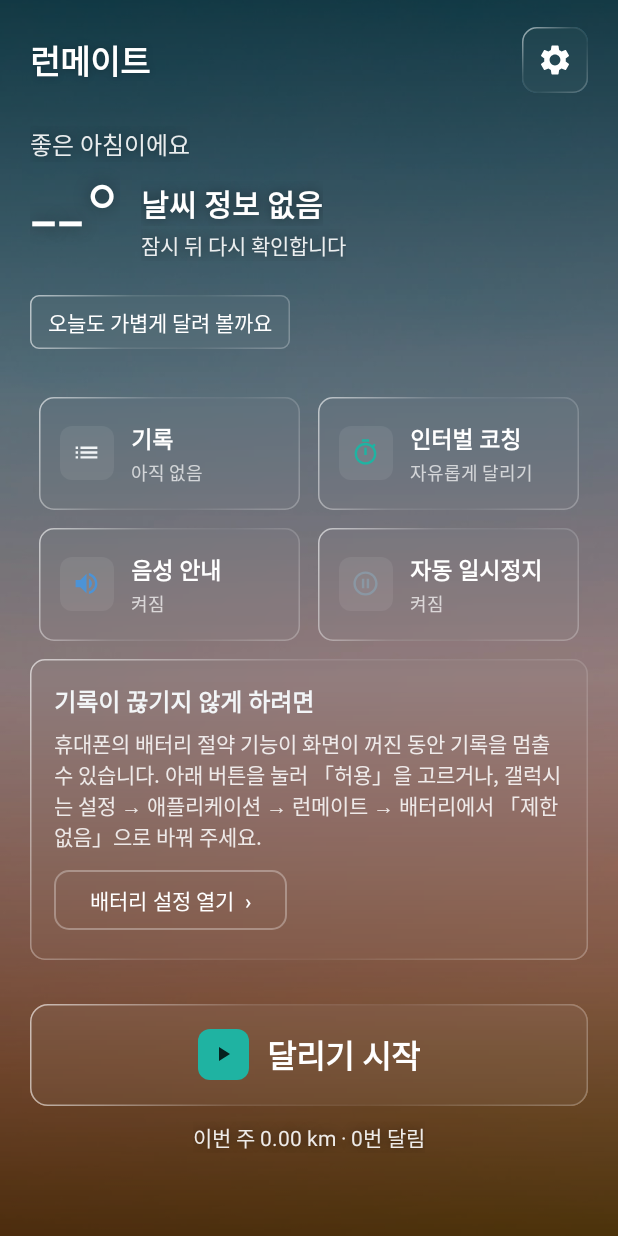
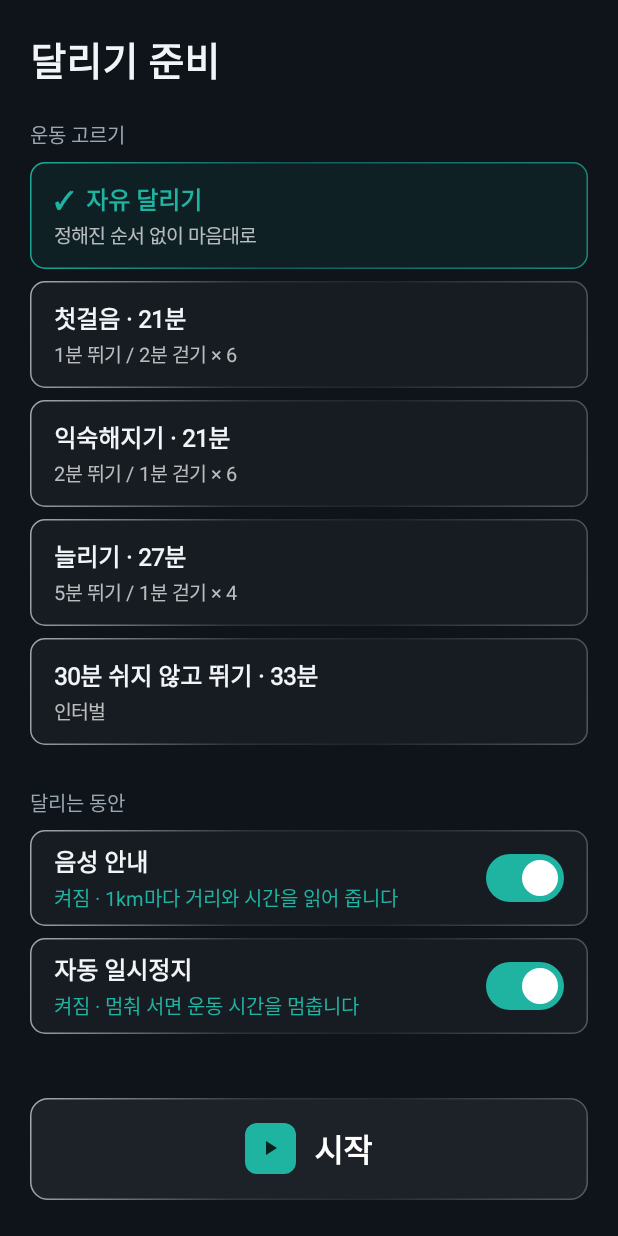
Before and after one commit to sby1234-ai/runmate, an Android app: the screen it shows after launch (MainActivity before the commit, PrepActivity after it), after a tap on "달리기 시작", on a phone screen of 412 x 824 dp. Run offline under Robolectric (Android 15) with nearby library versions, the phone set to English and light mode, and no system bars; network calls fail; pictures from the network do not load.

Commit message:
v0.3.18: 「달리기 시작」 → 준비 화면(운동 고르기·음성/자동 일시정지 스위치·3·2·1), 누름 효과 통일
Co-Authored-By: Claude Opus 5.5 <noreply@anthropic.com>
Claude-Session: https://claude.ai/code/session_01F4D9EqcYjBetG7j9fhs9Kh

```diff
--- a/app/build.gradle.kts
+++ b/app/build.gradle.kts
@@ -15,8 +15,8 @@ android {
         applicationId = "io.github.sby1234ai.runmate"
         minSdk = 26
         targetSdk = 36
-        versionCode = 20
-        versionName = "0.3.17"
+        versionCode = 21
+        versionName = "0.3.18"
     }
 
     signingConfigs {
--- a/app/src/main/AndroidManifest.xml
+++ b/app/src/main/AndroidManifest.xml
@@ -53,6 +53,7 @@
                 <category android:name="android.intent.category.LAUNCHER" />
             </intent-filter>
         </activity>
+        <activity android:name=".PrepActivity" android:exported="false" android:screenOrientation="portrait" />
         <activity android:name=".RunsActivity" android:exported="false" android:screenOrientation="portrait" />
         <activity android:name=".DetailActivity" android:exported="false" android:screenOrientation="portrait" />
         <activity android:name=".SettingsActivity" android:exported="false" android:screenOrientation="portrait" />
--- a/app/src/main/java/io/github/sby1234ai/runmate/MainActivity.kt
+++ b/app/src/main/java/io/github/sby1234ai/runmate/MainActivity.kt
@@ -71,6 +71,10 @@ class MainActivity : AppCompatActivity() {
 
     private val listener = RunRecorder.Listener { render(it) }
 
+    private val prep = registerForActivityResult(ActivityResultContracts.StartActivityForResult()) { r ->
+        if (r.resultCode == RESULT_OK) startRecording()
+    }
+
     private val askPermissions = registerForActivityResult(ActivityResultContracts.RequestMultiplePermissions()) { result ->
         val fine = result[Manifest.permission.ACCESS_FINE_LOCATION] == true || hasFine()
         if (!fine) {
@@ -126,7 +130,8 @@ class MainActivity : AppCompatActivity() {
         // 앱을 켤 때마다 배경 사진을 새로 고름
         if (savedInstanceState == null) bgPick.clear()
         findViewById<View>(R.id.btnSettings).setOnClickListener { startActivity(Intent(this, SettingsActivity::class.java)) }
-        findViewById<View>(R.id.btnStart).setOnClickListener { startRecording() }
+        // 「달리기 시작」 → 준비 화면(운동·음성·자동 일시정지 고르기 → 3·2·1) → 돌아오면 기록 시작
+        findViewById<View>(R.id.btnStart).setOnClickListener { prep.launch(Intent(this, PrepActivity::class.java)) }
         findViewById<View>(R.id.btnPause).setOnClickListener {
             val s = RunRecorder.snapshot()
             // 멈춘 상태(자동 포함)면 다시 시작, 아니면 일시정지
--- /dev/null
+++ b/app/src/main/java/io/github/sby1234ai/runmate/PrepActivity.kt
@@ -0,0 +1,120 @@
+package io.github.sby1234ai.runmate
+
+import android.app.Activity
+import android.os.Bundle
+import android.os.Handler
+import android.os.Looper
+import android.view.View
+import android.widget.LinearLayout
+import android.widget.TextView
+import androidx.appcompat.app.AppCompatActivity
+import com.google.android.material.materialswitch.MaterialSwitch
+import io.github.sby1234ai.runmate.data.Prefs
+import io.github.sby1234ai.runmate.logic.IntervalPlan
+import io.github.sby1234ai.runmate.ui.EdgeInsets
+import io.github.sby1234ai.runmate.ui.Glass
+import io.github.sby1234ai.runmate.ui.GlassKind
+
+/**
+ * 「달리기 시작」을 누르면 먼저 오는 준비 화면.
+ * 운동(자유 달리기 / 인터벌)을 고르고, 음성 안내·자동 일시정지를 스위치로 정한 뒤
+ * 「시작」 → 3·2·1 → 첫 화면으로 돌아가 기록을 시작합니다(RESULT_OK).
+ */
+class PrepActivity : AppCompatActivity() {
+    private val main = Handler(Looper.getMainLooper())
+    private var counting = false
+
+    override fun onCreate(savedInstanceState: Bundle?) {
+        super.onCreate(savedInstanceState)
+        setContentView(R.layout.activity_prep)
+        EdgeInsets.apply(this)
+        renderPlans()
+
+        bindSwitch(R.id.rowVoice, R.id.swVoice, R.id.voiceState, Prefs.voice(this), "1km마다 거리와 시간을 읽어 줍니다") { Prefs.setVoice(this, it) }
+        bindSwitch(R.id.rowPause, R.id.swPause, R.id.pauseState, Prefs.autoPause(this), "멈춰 서면 운동 시간을 멈춥니다") { Prefs.setAutoPause(this, it) }
+
+        val go = findViewById<View>(R.id.btnGo)
+        Glass.apply(go, GlassKind.STRONG, true)
+        findViewById<View>(R.id.goIcon).background = android.graphics.drawable.GradientDrawable().apply {
+            cornerRadius = 8 * resources.displayMetrics.density; setColor(getColor(R.color.walk))
+        }
+        go.setOnClickListener { countdown() }
+        // 카운트다운 중 뒤로가기는 시작 취소(안드로이드 16 기준이라 onBackPressed 대신 콜백)
+        onBackPressedDispatcher.addCallback(this, cancelCount)
+    }
+
+    private val cancelCount = object : androidx.activity.OnBackPressedCallback(false) {
+        override fun handleOnBackPressed() {
+            main.removeCallbacksAndMessages(null); counting = false; isEnabled = false
+            findViewById<View>(R.id.countdown).visibility = View.GONE
+        }
+    }
+
+    /** 운동 카드: 고른 카드는 청록 테두리, 윗줄 이름·시간 / 아랫줄 구성 */
+    private fun renderPlans() {
+        val box = findViewById<LinearLayout>(R.id.plans)
+        box.removeAllViews()
+        val cur = Prefs.interval(this)
+        val items = listOf(Triple(0, "자유 달리기", "정해진 순서 없이 마음대로")) +
+            IntervalPlan.PRESETS.map { Triple(it.id, "${it.shortName} · ${it.totalSec / 60}분", it.name.substringAfter(" · ", "인터벌")) }
+        val d = resources.displayMetrics.density
+        for ((id, title, detail) in items) {
+            val on = id == (if (IntervalPlan.byId(cur) == null) 0 else cur)
+            val card = LinearLayout(this).apply {
+                orientation = LinearLayout.VERTICAL
+                setPadding((16 * d).toInt(), (13 * d).toInt(), (16 * d).toInt(), (13 * d).toInt())
+                isClickable = true; isFocusable = true
+                contentDescription = "$title, $detail" + if (on) ", 선택됨" else ""
+            }
+            card.addView(TextView(this).apply {
+                text = if (on) "✓  $title" else title
+                textSize = 16f; paint.isFakeBoldText = true
+                setTextColor(if (on) getColor(R.color.walk) else getColor(R.color.ink))
+            })
+            card.addView(TextView(this).apply {
+                text = detail; textSize = 13f; setTextColor(0xB3FFFFFF.toInt()); setPadding(0, (2 * d).toInt(), 0, 0)
+            })
+            Glass.apply(card, if (on) GlassKind.SELECTED else GlassKind.PANEL, true)
+            card.setOnClickListener { Prefs.setInterval(this, id); renderPlans() }
+            box.addView(card, LinearLayout.LayoutParams(-1, -2).apply { bottomMargin = (8 * d).toInt() })
+        }
+    }
+
+    /** 스위치 줄: 줄 전체를 눌러도 바뀌고, 켜짐(청록)/꺼짐(회색) 글자로 상태를 보여 줌 */
+    private fun bindSwitch(rowId: Int, swId: Int, stateId: Int, initial: Boolean, onText: String, save: (Boolean) -> Unit) {
+        val row = findViewById<View>(rowId)
+        val sw = findViewById<MaterialSwitch>(swId)
+        val state = findViewById<TextView>(stateId)
+        Glass.apply(row, GlassKind.PANEL, true)
+        fun show(v: Boolean) {
+            state.text = if (v) "켜짐 · $onText" else "꺼짐"
+            state.setTextColor(if (v) getColor(R.color.walk) else 0x99FFFFFF.toInt())
+        }
+        sw.isChecked = initial; show(initial)
+        sw.setOnCheckedChangeListener { _, v -> save(v); show(v) }
+        row.setOnClickListener { sw.isChecked = !sw.isChecked }
+    }
+
+    private fun countdown() {
+        if (counting) return
+        counting = true
+        cancelCount.isEnabled = true
+        val t = findViewById<TextView>(R.id.countdown)
+        t.visibility = View.VISIBLE
+        var n = 3
+        val tick = object : Runnable {
+            override fun run() {
+                if (isFinishing) return
+                if (n == 0) { setResult(Activity.RESULT_OK); finish(); return }
+                t.text = n.toString()
+                t.scaleX = 1.3f; t.scaleY = 1.3f; t.alpha = 0f
+                t.animate().scaleX(1f).scaleY(1f).alpha(1f).setDuration(350).start()
+                n--
+                main.postDelayed(this, 1000)
+            }
+        }
+        main.post(tick)
+    }
+
+    override fun onDestroy() { main.removeCallbacksAndMessages(null); super.onDestroy() }
+}
--- a/app/src/main/java/io/github/sby1234ai/runmate/ui/Glass.kt
+++ b/app/src/main/java/io/github/sby1234ai/runmate/ui/Glass.kt
@@ -34,6 +34,8 @@ enum class GlassKind(val radiusDp: Float, val fill: Int, val edge: IntArray) {
     RUN(10f, 0x14F2542D, intArrayOf(0xD9FFBEAA.toInt(), 0x40F2542D, 0x73FFBEAA)),
     /** 안내 칩 */
     CHIP(6f, 0x0BFFFFFF, EDGE_WHITE),
+    /** 고른 항목(준비 화면의 운동 카드): 청록 빛 테두리 */
+    SELECTED(10f, 0x141FB3A2, intArrayOf(0xF21FB3A2.toInt(), 0x661FB3A2, 0xB31FB3A2.toInt())),
     /** 대화상자 판 */
     SHEET(14f, 0x6B1E2830, EDGE_WHITE),
     /** 대화상자 「취소」 같은 보조 버튼 */
@@ -270,6 +272,18 @@ object Glass {
         val density = v.resources.displayMetrics.density
         val d = GlassDrawable(v, kind, density)
         val mask = android.graphics.drawable.GradientDrawable().apply { cornerRadius = kind.radiusDp * density; setColor(0xFFFFFFFF.toInt()) }
-        v.background = if (pressable) RippleDrawable(ColorStateList.valueOf(0x33FFFFFF), d, mask) else d
+        v.background = if (pressable) RippleDrawable(ColorStateList.valueOf(0x26FFFFFF), d, mask) else d
+        if (pressable) press(v)
+    }
+
+    /** 모든 버튼·카드 공통 누름 효과: 살짝 작아졌다 돌아옴(옅은 빛은 리플) */
+    fun press(v: View) {
+        val sla = android.animation.StateListAnimator()
+        fun anim(scale: Float, ms: Long) = android.animation.ObjectAnimator.ofPropertyValuesHolder(v,
+            android.animation.PropertyValuesHolder.ofFloat(View.SCALE_X, scale),
+            android.animation.PropertyValuesHolder.ofFloat(View.SCALE_Y, scale)).setDuration(ms)
+        sla.addState(intArrayOf(android.R.attr.state_pressed), anim(0.97f, 90))
+        sla.addState(intArrayOf(), anim(1f, 140))
+        v.stateListAnimator = sla
     }
 }
--- /dev/null
+++ b/app/src/main/res/layout/activity_prep.xml
@@ -0,0 +1,65 @@
+<?xml version="1.0" encoding="utf-8"?>
+<FrameLayout xmlns:android="http://schemas.android.com/apk/res/android"
+    android:layout_width="match_parent" android:layout_height="match_parent" android:background="@color/bg">
+
+    <ScrollView android:id="@+id/prepScroll" android:tag="fg" android:layout_width="match_parent" android:layout_height="match_parent"
+        android:fillViewport="true">
+        <LinearLayout android:layout_width="match_parent" android:layout_height="wrap_content"
+            android:orientation="vertical" android:paddingHorizontal="20dp" android:paddingTop="20dp" android:paddingBottom="24dp">
+
+            <TextView android:layout_width="wrap_content" android:layout_height="wrap_content"
+                android:text="달리기 준비" android:textSize="26sp" android:textStyle="bold" android:textColor="@color/ink" />
+
+            <TextView style="@style/Label" android:layout_width="wrap_content" android:layout_height="wrap_content"
+                android:layout_marginTop="20dp" android:text="운동 고르기" />
+            <LinearLayout android:id="@+id/plans" android:layout_width="match_parent" android:layout_height="wrap_content"
+                android:orientation="vertical" android:layout_marginTop="8dp" />
+
+            <TextView style="@style/Label" android:layout_width="wrap_content" android:layout_height="wrap_content"
+                android:layout_marginTop="20dp" android:text="달리는 동안" />
+            <LinearLayout android:id="@+id/rowVoice" android:layout_width="match_parent" android:layout_height="wrap_content"
+                android:layout_marginTop="8dp" android:orientation="horizontal" android:gravity="center_vertical"
+                android:minHeight="64dp" android:paddingHorizontal="16dp" android:clickable="true" android:focusable="true">
+                <LinearLayout android:layout_width="0dp" android:layout_weight="1" android:layout_height="wrap_content" android:orientation="vertical">
+                    <TextView android:layout_width="wrap_content" android:layout_height="wrap_content"
+                        android:text="음성 안내" android:textSize="16sp" android:textStyle="bold" android:textColor="@color/ink" />
+                    <TextView android:id="@+id/voiceState" android:layout_width="wrap_content" android:layout_height="wrap_content"
+                        android:layout_marginTop="2dp" android:textSize="13sp" />
+                </LinearLayout>
+                <com.google.android.material.materialswitch.MaterialSwitch android:id="@+id/swVoice"
+                    android:layout_width="wrap_content" android:layout_height="wrap_content" />
+            </LinearLayout>
+            <LinearLayout android:id="@+id/rowPause" android:layout_width="match_parent" android:layout_height="wrap_content"
+                android:layout_marginTop="8dp" android:orientation="horizontal" android:gravity="center_vertical"
+                android:minHeight="64dp" android:paddingHorizontal="16dp" android:clickable="true" android:focusable="true">
+                <LinearLayout android:layout_width="0dp" android:layout_weight="1" android:layout_height="wrap_content" android:orientation="vertical">
+                    <TextView android:layout_width="wrap_content" android:layout_height="wrap_content"
+                        android:text="자동 일시정지" android:textSize="16sp" android:textStyle="bold" android:textColor="@color/ink" />
+                    <TextView android:id="@+id/pauseState" android:layout_width="wrap_content" android:layout_height="wrap_content"
+                        android:layout_marginTop="2dp" android:textSize="13sp" />
+                </LinearLayout>
+                <com.google.android.material.materialswitch.MaterialSwitch android:id="@+id/swPause"
+                    android:layout_width="wrap_content" android:layout_height="wrap_content" />
+            </LinearLayout>
+
+            <Space android:layout_width="1dp" android:layout_height="0dp" android:layout_weight="1" android:minHeight="24dp" />
+
+            <LinearLayout android:id="@+id/btnGo"
+                android:layout_width="match_parent" android:layout_height="68dp"
+                android:orientation="horizontal" android:gravity="center"
+                android:clickable="true" android:focusable="true" android:contentDescription="시작">
+                <FrameLayout android:id="@+id/goIcon" android:layout_width="34dp" android:layout_height="34dp">
+                    <ImageView android:layout_width="16dp" android:layout_height="16dp" android:layout_gravity="center"
+                        android:src="@drawable/ic_play" android:tint="#FF06221F" android:importantForAccessibility="no" />
+                </FrameLayout>
+                <TextView android:layout_width="wrap_content" android:layout_height="wrap_content" android:layout_marginStart="12dp"
+                    android:text="시작" android:textSize="21sp" android:textStyle="bold" android:textColor="#FFFFFFFF" />
+            </LinearLayout>
+        </LinearLayout>
+    </ScrollView>
+
+    <!-- 3·2·1 카운트다운 -->
+    <TextView android:id="@+id/countdown" android:layout_width="match_parent" android:layout_height="match_parent"
+        android:gravity="center" android:background="#E60E141A" android:visibility="gone" android:clickable="true"
+        android:textSize="120sp" android:textStyle="bold" android:textColor="#FFFFFFFF" android:fontFeatureSettings="tnum" />
+</FrameLayout>
--- a/app/src/main/res/layout/item_tile.xml
+++ b/app/src/main/res/layout/item_tile.xml
@@ -4,8 +4,7 @@
     android:orientation="horizontal" android:gravity="center_vertical"
     android:background="@drawable/bg_tile"
     android:paddingHorizontal="14dp" android:paddingVertical="16dp"
-    android:clickable="true" android:focusable="true"
-    android:foreground="?android:attr/selectableItemBackground">
+    android:clickable="true" android:focusable="true">
     <FrameLayout android:id="@+id/iconBg" android:layout_width="36dp" android:layout_height="36dp"
         android:background="@drawable/bg_icon_sq">
         <ImageView android:id="@+id/icon" android:layout_width="19dp" android:layout_height="19dp"
```
Also changed, not shown: 1 other file.
